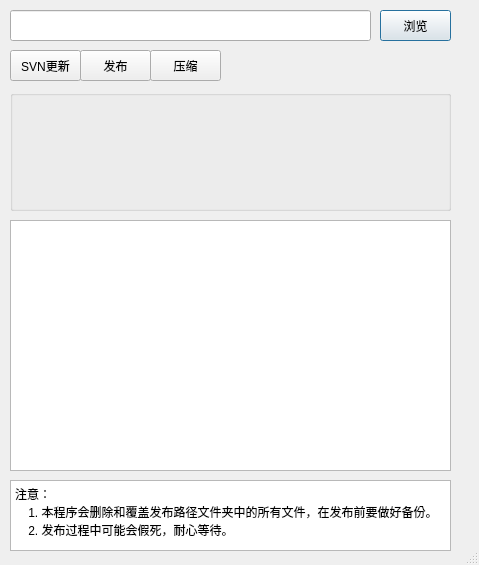
Above: Main.ui from tianzhiyuan/webpublisher before the change. Below: the same form after it.
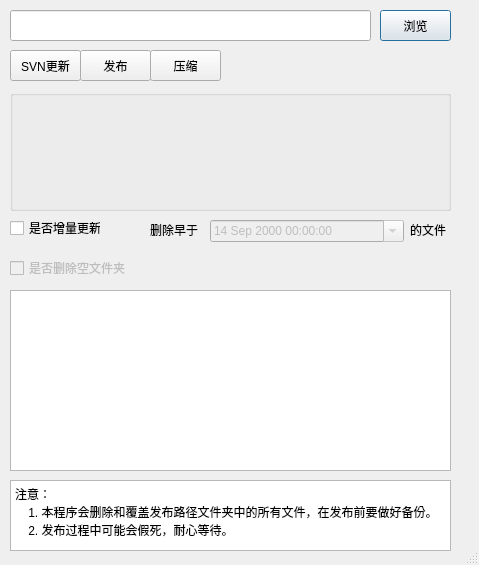
That is the form after the change. Icons and pictures are not drawn.

Commit message: 2014/6/27:  加入增量功能     2014/6/27:  加入异步执行

Patch:
```diff
--- a/Main.ui
+++ b/Main.ui
@@ -60,9 +60,9 @@
    <property name="geometry">
     <rect>
      <x>10</x>
-     <y>220</y>
+     <y>290</y>
      <width>441</width>
-     <height>251</height>
+     <height>181</height>
     </rect>
    </property>
   </widget>
@@ -127,6 +127,97 @@
     <string/>
    </property>
   </widget>
+  <widget class="QCheckBox" name="isIncrement">
+   <property name="geometry">
+    <rect>
+     <x>10</x>
+     <y>220</y>
+     <width>91</width>
+     <height>16</height>
+    </rect>
+   </property>
+   <property name="text">
+    <string>是否增量更新</string>
+   </property>
+  </widget>
+  <widget class="QDateTimeEdit" name="dateTimeBefore">
+   <property name="enabled">
+    <bool>false</bool>
+   </property>
+   <property name="geometry">
+    <rect>
+     <x>210</x>
+     <y>220</y>
+     <width>194</width>
+     <height>22</height>
+    </rect>
+   </property>
+   <property name="maximumDateTime">
+    <datetime>
+     <hour>23</hour>
+     <minute>59</minute>
+     <second>59</second>
+     <year>2100</year>
+     <month>12</month>
+     <day>31</day>
+    </datetime>
+   </property>
+   <property name="minimumDateTime">
+    <datetime>
+     <hour>0</hour>
+     <minute>0</minute>
+     <second>0</second>
+     <year>2000</year>
+     <month>9</month>
+     <day>14</day>
+    </datetime>
+   </property>
+   <property name="calendarPopup">
+    <bool>true</bool>
+   </property>
+  </widget>
+  <widget class="QLabel" name="label">
+   <property name="geometry">
+    <rect>
+     <x>150</x>
+     <y>220</y>
+     <width>54</width>
+     <height>21</height>
+    </rect>
+   </property>
+   <property name="text">
+    <string>&lt;html&gt;&lt;head/&gt;&lt;body&gt;&lt;p&gt;删除早于&lt;/p&gt;&lt;/body&gt;&lt;/html&gt;</string>
+   </property>
+  </widget>
+  <widget class="QLabel" name="label_2">
+   <property name="geometry">
+    <rect>
+     <x>410</x>
+     <y>220</y>
+     <width>54</width>
+     <height>21</height>
+    </rect>
+   </property>
+   <property name="text">
+    <string>&lt;html&gt;&lt;head/&gt;&lt;body&gt;&lt;p&gt;的文件&lt;/p&gt;&lt;/body&gt;&lt;/html&gt;</string>
+   </property>
+  </widget>
+  <widget class="QCheckBox" name="deleteEmptyFolder">
+   <property name="enabled">
+    <bool>false</bool>
+   </property>
+   <property name="geometry">
+    <rect>
+     <x>10</x>
+     <y>260</y>
+     <width>131</width>
+     <height>16</height>
+    </rect>
+   </property>
+   <property name="text">
+    <string>是否删除空文件夹</string>
+   </property>
+  </widget>
  </widget>
  <resources/>
  <connections/>
```
Left out of the diff: 2 changed lines with no effect on the pictures. The commit also changes 8 other files.
